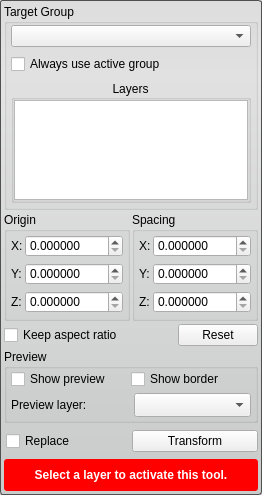
The window that src/Interface/ToolInterface/TransformToolInterface.ui (jessdtate/Seg3D) describes before a commit, drawn with Qt 5.
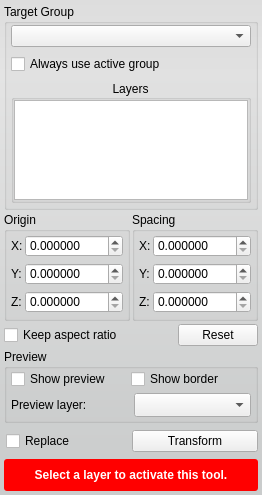
The same window after the commit.

Patch:
```diff
--- a/src/Interface/ToolInterface/TransformToolInterface.ui
+++ b/src/Interface/ToolInterface/TransformToolInterface.ui
@@ -28,7 +28,6 @@
   <property name="styleSheet">
    <string notr="true">QWidget#TransformToolInterface{
 	border-radius: 3px;
-	border: 1px solid rgb(80, 80,80);
 	background-color: qlineargradient(spread:pad, x1:0.5, y1:0, x2:0.5, y2:0.960227, stop:0 rgba(221, 221, 221, 255), stop:0.155779 rgba(228, 228, 228, 255), stop:1 rgba(202, 204, 204, 255));      
 }</string>
   </property>
```
